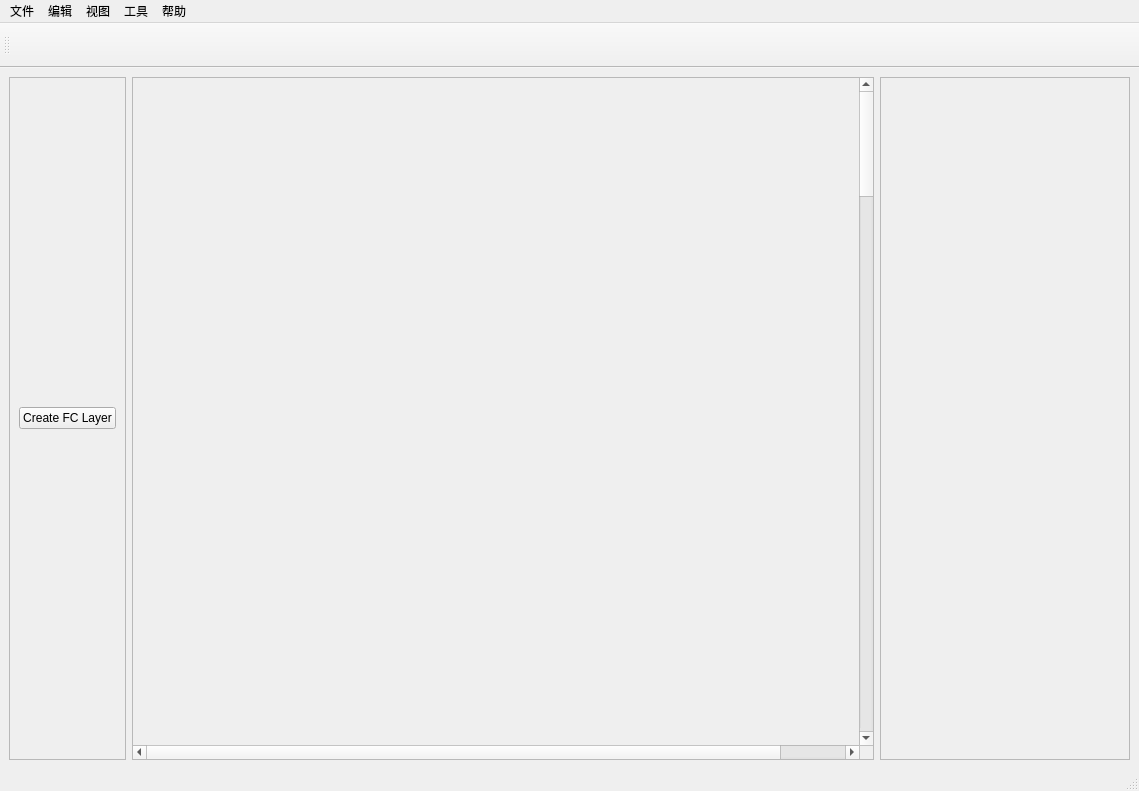
Before: the Qt Designer form Resources/UI/MainWindow.ui in LRMbbj/Nvwa-NN-DevelopmentTool, drawn with Qt 5.
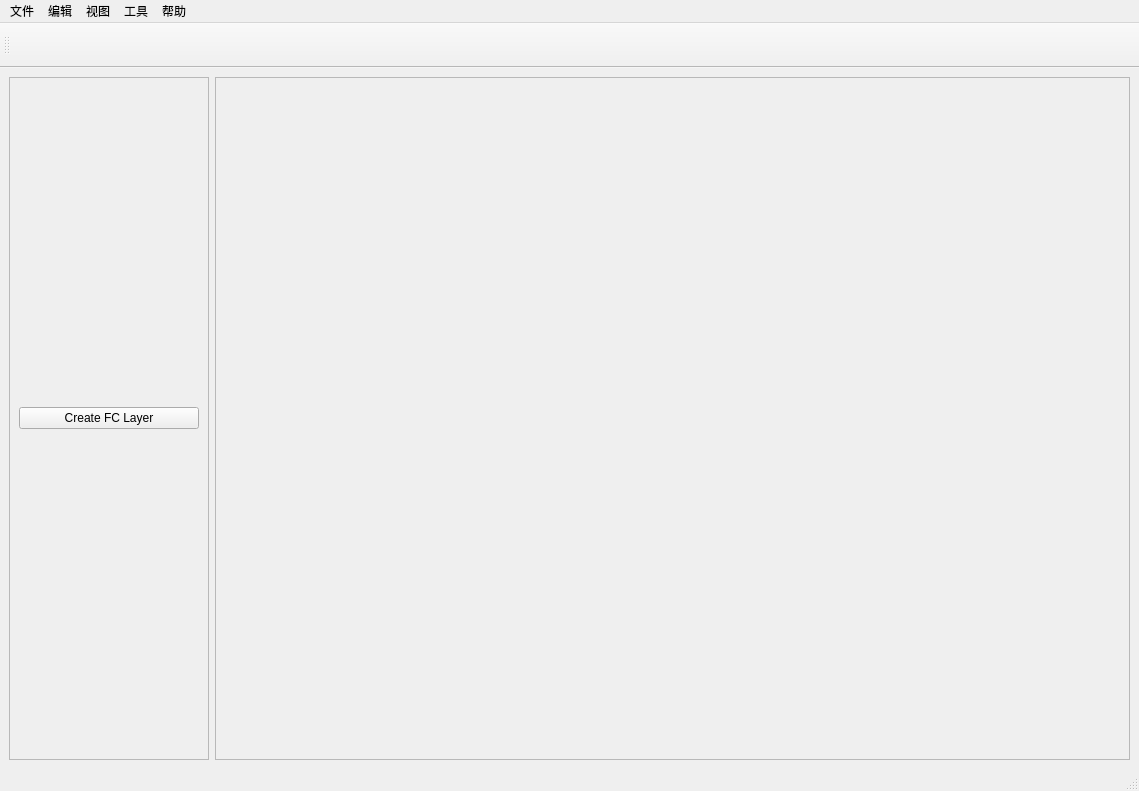
After: the same form once the commit is applied.

The edit to the form file:
```diff
--- a/Resources/UI/MainWindow.ui
+++ b/Resources/UI/MainWindow.ui
@@ -52,65 +52,6 @@
       </layout>
      </widget>
     </item>
-    <item>
-     <widget class="QScrollArea" name="mainView">
-      <property name="minimumSize">
-       <size>
-        <width>0</width>
-        <height>0</height>
-       </size>
-      </property>
-      <property name="cursor" stdset="0">
-       <cursorShape>ArrowCursor</cursorShape>
-      </property>
-      <property name="mouseTracking">
-       <bool>false</bool>
-      </property>
-      <property name="autoFillBackground">
-       <bool>false</bool>
-      </property>
-      <property name="verticalScrollBarPolicy">
-       <enum>Qt::ScrollBarAsNeeded</enum>
-      </property>
-      <property name="horizontalScrollBarPolicy">
-       <enum>Qt::ScrollBarAsNeeded</enum>
-      </property>
-      <property name="sizeAdjustPolicy">
-       <enum>QAbstractScrollArea::AdjustIgnored</enum>
-      </property>
-      <property name="widgetResizable">
-       <bool>false</bool>
-      </property>
-      <property name="alignment">
-       <set>Qt::AlignCenter</set>
-      </property>
-      <widget class="QWidget" name="nnContainer">
-       <property name="enabled">
-        <bool>true</bool>
-       </property>
-       <property name="geometry">
-        <rect>
-         <x>0</x>
-         <y>0</y>
-         <width>800</width>
-         <height>5000</height>
-        </rect>
-       </property>
-       <property name="sizePolicy">
-        <sizepolicy hsizetype="Fixed" vsizetype="Fixed">
-         <horstretch>0</horstretch>
-         <verstretch>0</verstretch>
-        </sizepolicy>
-       </property>
-       <property name="baseSize">
-        <size>
-         <width>0</width>
-         <height>0</height>
-        </size>
-       </property>
-      </widget>
-     </widget>
-    </item>
     <item>
      <widget class="QFrame" name="propertyBar">
       <property name="minimumSize">
```
